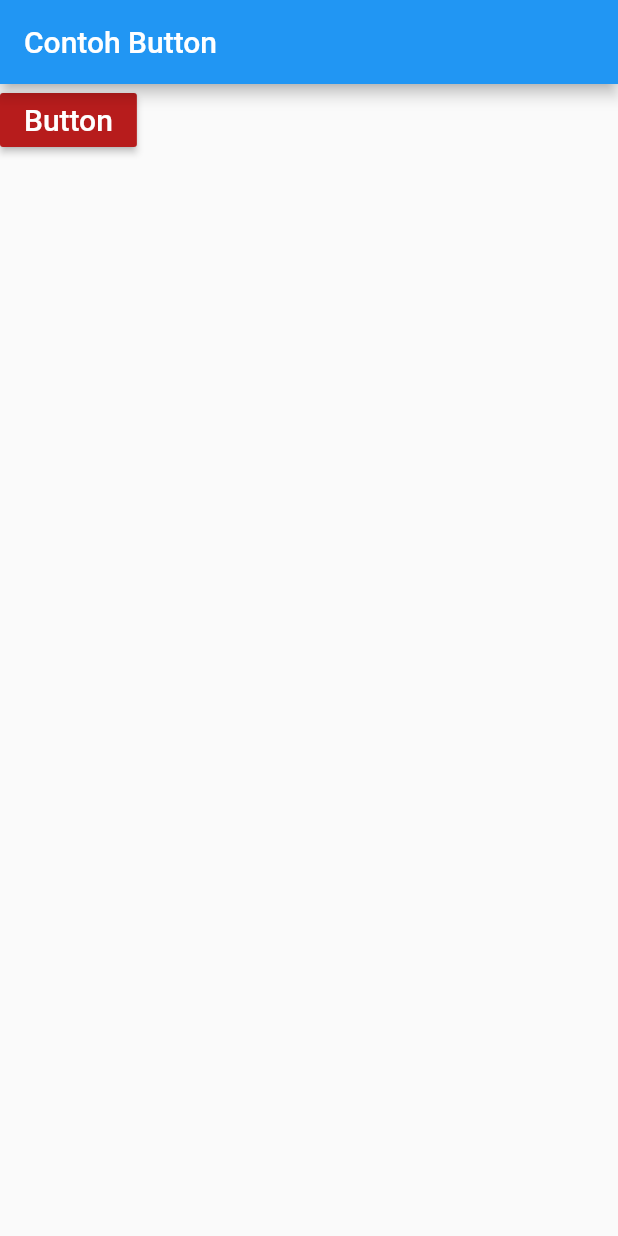
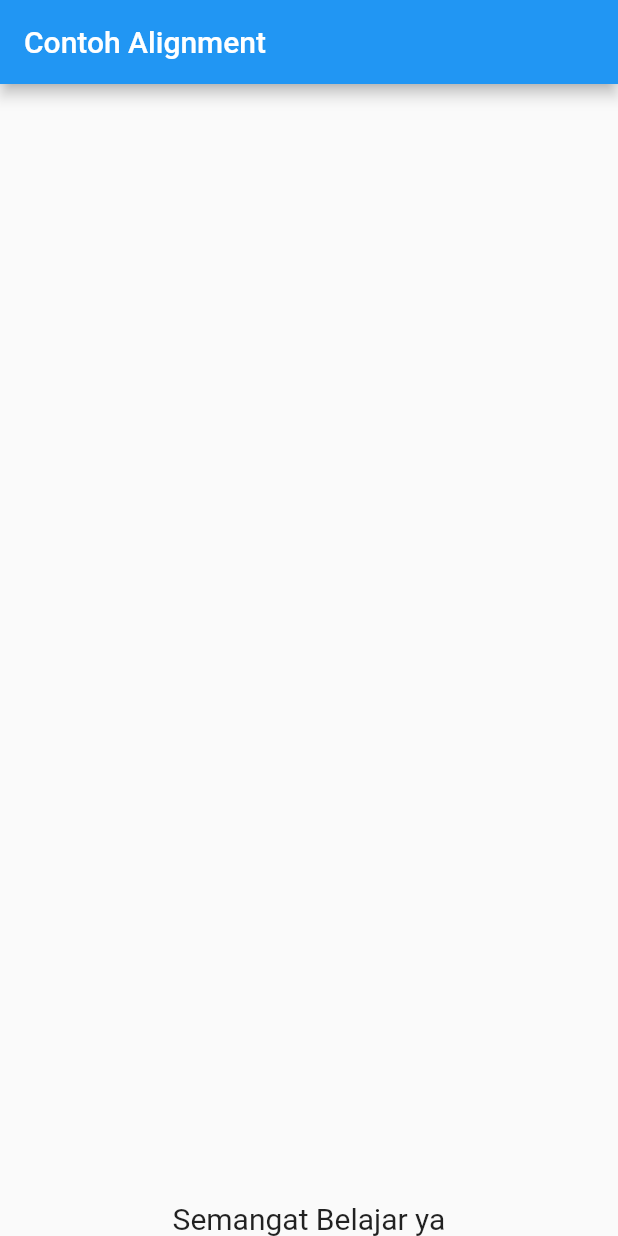
Before and after one commit to almirars/jobsheet2, a Flutter app: the screen it shows after launch, on a phone screen of 412 x 824 dp. Run offline on Flutter 3.47's test engine with Material 2 defaults, Android fonts, the phone set to English and light mode, and no system bars.

Commit message:
coba alignment

```diff
--- a/lib/main.dart
+++ b/lib/main.dart
@@ -2,84 +2,21 @@
 import 'package:flutter/material.dart';
 
 void main() => runApp(MyApp());
-
-// class MyApp extends StatelessWidget {
-//   @override
-//   Widget build(BuildContext context) {
-//     return MaterialApp(
-//       title: 'Contoh Date Picker',
-//       home: MyHomePage(title: 'Contoh Date Picker'),
-//     );
-//   }
-// }
-
-// class MyHomePage extends StatefulWidget {
-//   MyHomePage({Key key, this.title}) : super(key: key);
-
-//   final String title;
-
-//   @override
-//   _MyHomePageState createState() => _MyHomePageState();
-// }
-
-// class _MyHomePageState extends State<MyHomePage> {
-//   // var untuk ambil tanggal
-//   DateTime selectedDate = DateTime.now();
-
-//   // initial selectDate flutter
-//   Future<Null> _selectDate(BuildContext context) async {
-//     final DateTime picked = await showDatePicker(
-//         context: context,
-//         initialDate: selectedDate,
-//         firstDate: DateTime(2015, 8),
-//         lastDate: DateTime(2101));
-//     if (picked != null && picked != selectedDate)
-//       setState(() {
-//         selectedDate = picked;
-//       });
-//   }
-
-//   @override
-//   Widget build(BuildContext context) {
-//     return Scaffold(
-//       appBar: AppBar(
-//         title: Text(widget.title),
-//       ),
-//       body: Center(
-//         child: Column(
-//           mainAxisSize: MainAxisSize.min,
-//           children: <Widget>[
-//             Text("${selectedDate.toLocal()}".split(' ')[0]),
-//             SizedBox(
-//               height: 20.0,
-//             ),
-//             RaisedButton(
-//               onPressed: () => {
-//                 _selectDate(context),
-//                 print(selectedDate.day + selectedDate.month + selectedDate.year)
-//               },
-//               child: Text('Pilih Tanggal'),
-//             ),
-//           ],
-//         ),
-//       ),
-//     );
-//   }
-// }
 
 class MyApp extends StatelessWidget {
   @override
   Widget build(BuildContext context) {
     return MaterialApp(
       home: Scaffold(
-          appBar: AppBar(title: Text("Contoh Button")),
+          appBar: AppBar(title: Text("Contoh Alignment")),
           body: Container(
-              child: RaisedButton(
-            textColor: Colors.white,
-            onPressed: () {},
-            color: Colors.red[900],
-            child: Text("Button", style: TextStyle(fontSize: 20)),
-          ))),
+              alignment: Alignment.bottomCenter,
+              child: Text(
+                'Semangat Belajar ya',
+                style: TextStyle(
+                  fontSize: 20,
+                ),
+              ))),
     );
   }
 }
```
